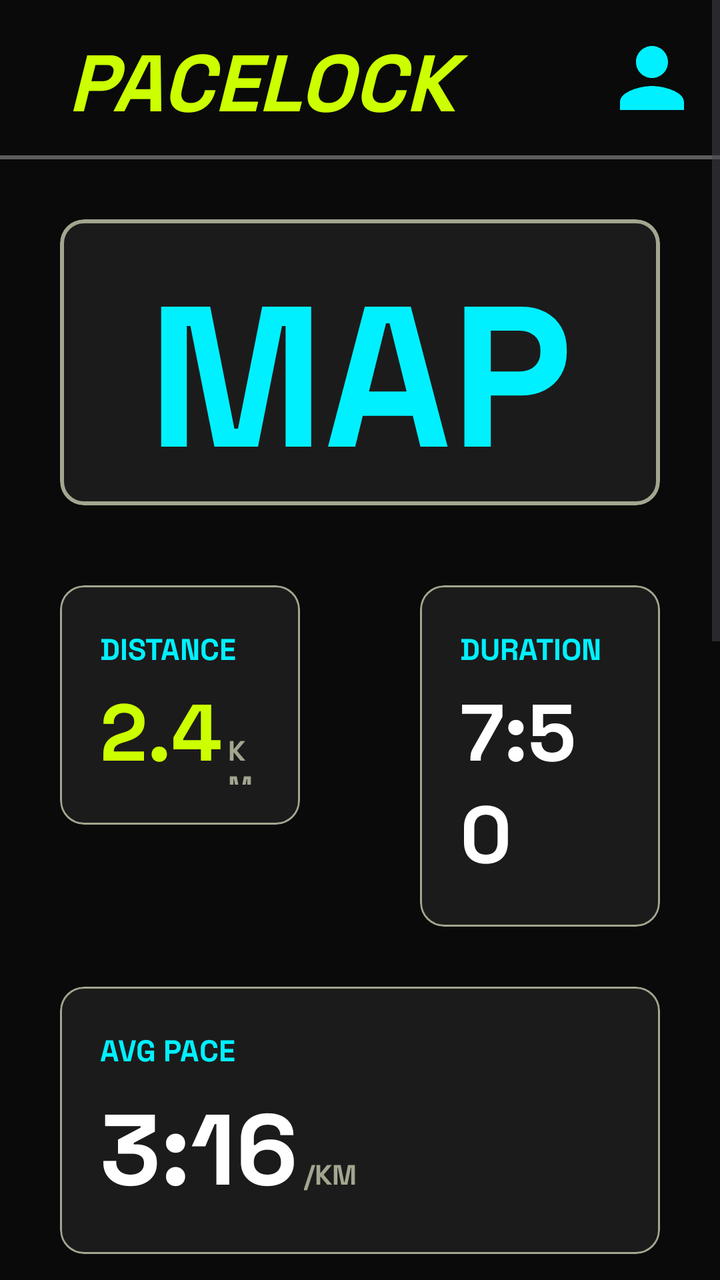
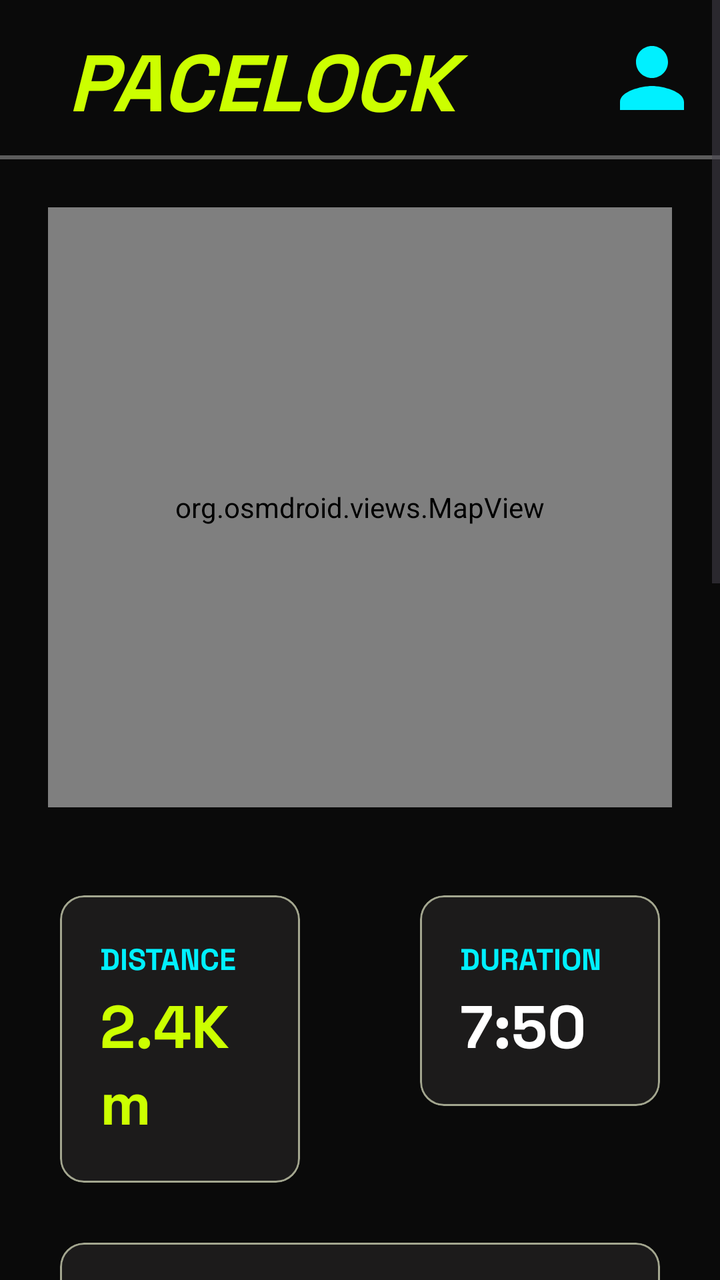

Screens rendered from an Android XML layout before and after an edit, with the pre-edit source and the edit as a unified diff.
<!-- AndroidManifest.xml: application theme Theme.PaceLock -->
<!-- res/layout/fragment_stats.xml -->
<?xml version="1.0" encoding="utf-8"?>
<FrameLayout xmlns:android="http://schemas.android.com/apk/res/android"
    xmlns:tools="http://schemas.android.com/tools"
    android:layout_width="match_parent"
    android:layout_height="match_parent"
    xmlns:app="http://schemas.android.com/apk/res-auto"
    tools:context=".Stats.StatsFragment">

    <LinearLayout
        android:layout_width="match_parent"
        android:layout_height="match_parent"
        android:orientation="vertical"
        android:background="@color/neutral">

        <ScrollView
            android:layout_width="match_parent"
            android:layout_height="match_parent">


            <LinearLayout
                android:layout_width="match_parent"
                android:layout_height="match_parent"
                android:orientation="vertical">

                <LinearLayout
                    android:layout_width="match_parent"
                    android:layout_height="wrap_content"
                    android:layout_margin="10dp">

                    <TextView
                        android:layout_width="0dp"
                        android:layout_height="wrap_content"
                        android:layout_weight="1"
                        android:text="PACELOCK"
                        android:textColor="@color/primary"
                        android:fontFamily="@font/space"
                        android:textSize="40sp"
                        android:paddingStart="24dp"
                        android:textStyle="italic" />


                    <ImageView
                        android:layout_width="48dp"
                        android:layout_height="48dp"
                        android:layout_marginTop="5dp"
                        android:src="@drawable/ic_person"/>


                </LinearLayout>

                <View
                    android:layout_width="match_parent"
                    android:layout_height="2dp"
                    android:background="#5C5C5C"/>


                <com.google.android.material.card.MaterialCardView
                    android:layout_width="match_parent"
                    android:layout_height="wrap_content"
                    android:layout_marginHorizontal="30dp"
                    android:layout_marginTop="30dp"
                    app:strokeWidth="2dp"
                    app:strokeColor="@color/faded_primary"
                    android:backgroundTint="@color/card_bg"
                    android:id="@+id/map">

                    <TextView
                        android:layout_width="wrap_content"
                        android:layout_height="wrap_content"
                        android:layout_gravity="center"
                        android:text="MAP"
                        android:fontFamily="@font/space"
                        android:textSize="100dp"
                        android:textColor="@color/secondary"/>
                </com.google.android.material.card.MaterialCardView>


                <LinearLayout
                    android:layout_width="match_parent"
                    android:layout_height="wrap_content"
                    android:layout_marginTop="40dp"
                    android:orientation="horizontal">


                    <com.google.android.material.card.MaterialCardView
                        android:layout_width="0dp"
                        android:layout_height="wrap_content"
                        android:layout_weight="1"
                        android:layout_marginHorizontal="30dp"
                        app:strokeWidth="1dp"
                        android:backgroundTint="@color/card_bg"
                        app:strokeColor="@color/faded_primary">

                        <LinearLayout
                            android:layout_width="match_parent"
                            android:layout_height="match_parent"
                            android:padding="20dp"
                            android:orientation="vertical">

                            <TextView
                                android:layout_width="match_parent"
                                android:layout_height="wrap_content"
                                android:text="DISTANCE"
                                android:textSize="15dp"
                                android:fontFamily="@font/space"
                                android:textColor="@color/secondary"/>

                            <LinearLayout
                                android:layout_width="match_parent"
                                android:layout_height="wrap_content">

                                <TextView
                                    android:layout_width="wrap_content"
                                    android:layout_height="wrap_content"
                                    android:text="2.4"
                                    android:textColor="@color/primary"
                                    android:fontFamily="@font/space"
                                    android:textSize="40dp"/>

                                <TextView
                                    android:layout_width="wrap_content"
                                    android:layout_height="wrap_content"
                                    android:text="KM"
                                    android:textColor="@color/faded_primary"
                                    android:fontFamily="@font/space"
                                    android:paddingStart="3dp"/>


                            </LinearLayout>

                        </LinearLayout>
                    </com.google.android.material.card.MaterialCardView>

                    <com.google.android.material.card.MaterialCardView
                        android:layout_width="0dp"
                        android:layout_height="wrap_content"
                        android:layout_weight="1"
                        android:layout_marginHorizontal="30dp"
                        app:strokeWidth="1dp"
                        android:backgroundTint="@color/card_bg"
                        app:strokeColor="@color/faded_primary">

                        <LinearLayout
                            android:layout_width="match_parent"
                            android:layout_height="match_parent"
                            android:padding="20dp"
                            android:orientation="vertical">

                            <TextView
                                android:layout_width="wrap_content"
                                android:layout_height="wrap_content"
                                android:text="DURATION"
                                android:textSize="15dp"
                                android:fontFamily="@font/space"
                                android:textColor="@color/secondary"/>


                                <TextView
                                    android:layout_width="wrap_content"
                                    android:layout_height="wrap_content"
                                    android:text="7:50"
                                    android:textColor="@color/tertiary"
                                    android:fontFamily="@font/space"
                                    android:textSize="40dp"/>

                        </LinearLayout>
                    </com.google.android.material.card.MaterialCardView>


                </LinearLayout>


                <com.google.android.material.card.MaterialCardView
                android:layout_width="match_parent"
                android:layout_height="wrap_content"
                android:layout_marginHorizontal="30dp"
                    android:layout_marginTop="30dp"
                app:strokeWidth="1dp"
                android:backgroundTint="@color/card_bg"
                app:strokeColor="@color/faded_primary">

                <LinearLayout
                    android:layout_width="match_parent"
                    android:layout_height="match_parent"
                    android:padding="20dp"
                    android:orientation="vertical">

                    <TextView
                        android:layout_width="match_parent"
                        android:layout_height="wrap_content"
                        android:text="AVG PACE"
                        android:textSize="15dp"
                        android:fontFamily="@font/space"
                        android:textColor="@color/secondary"/>

                    <LinearLayout
                        android:layout_width="match_parent"
                        android:layout_height="wrap_content">

                        <TextView
                            android:layout_width="wrap_content"
                            android:layout_height="wrap_content"
                            android:text="3:16"
                            android:textColor="@color/tertiary"
                            android:fontFamily="@font/space"
                            android:textSize="50dp"/>

                        <TextView
                            android:layout_width="wrap_content"
                            android:layout_height="wrap_content"
                            android:text="/KM"
                            android:textColor="@color/faded_primary"
                            android:fontFamily="@font/space"
                            android:paddingStart="3dp"/>


                    </LinearLayout>

                </LinearLayout>
            </com.google.android.material.card.MaterialCardView>

                <com.google.android.material.card.MaterialCardView
                    android:layout_width="match_parent"
                    android:layout_height="wrap_content"
                    android:layout_marginHorizontal="30dp"
                    android:layout_marginTop="30dp"
                    app:strokeWidth="2dp"
                    app:strokeColor="@color/faded_primary"
                    android:backgroundTint="@color/card_bg"
                    android:id="@+id/chart">

                    <TextView
                        android:layout_width="wrap_content"
                        android:layout_height="wrap_content"
                        android:layout_gravity="center"
                        android:text="CHART"
                        android:fontFamily="@font/space"
                        android:textSize="100dp"
                        android:textColor="@color/secondary"/>
                </com.google.android.material.card.MaterialCardView>


                <TextView
                    android:layout_width="match_parent"
                    android:layout_height="wrap_content"
                    android:text="KM Splits"
                    android:fontFamily="@font/space"
                    android:textColor="@color/faded_primary"
                    android:paddingStart="30dp"
                    android:layout_marginTop="20dp"
                    android:letterSpacing="0.15"/>

                <com.google.android.material.card.MaterialCardView
                    android:layout_width="match_parent"
                    android:layout_height="wrap_content"
                    android:layout_marginHorizontal="30dp"
                    android:layout_marginTop="30dp"
                    app:strokeWidth="2dp"
                    app:strokeColor="@color/faded_primary"
                    android:backgroundTint="@color/card_bg"
                    android:id="@+id/recycler">

                    <TextView
                        android:layout_width="wrap_content"
                        android:layout_height="wrap_content"
                        android:layout_gravity="center"
                        android:text="RECYCLER VIEW"
                        android:fontFamily="@font/space"
                        android:textSize="70dp"
                        android:textColor="@color/secondary"/>
                </com.google.android.material.card.MaterialCardView>


            </LinearLayout>
        </ScrollView>
    </LinearLayout>

</FrameLayout>
<!-- resources referenced by this layout -->
<resources>
  <color name="card_bg">#1C1B1B</color>
  <color name="faded_primary">#A3A68F</color>
  <color name="neutral">#0A0A0A</color>
  <color name="primary">#CCFF00</color>
  <color name="secondary">#00F0FF</color>
  <color name="tertiary">#FFFFFF</color>
  <!-- drawable ic_person (drawable) -->
  <?xml version="1.0" encoding="utf-8"?>
  <vector xmlns:android="http://schemas.android.com/apk/res/android" android:height="24dp" android:tint="@color/secondary" android:viewportHeight="24" android:viewportWidth="24" android:width="24dp">
  
      <path android:fillColor="@color/tertiary" android:pathData="M12,12c2.21,0 4,-1.79 4,-4s-1.79,-4 -4,-4 -4,1.79 -4,4 1.79,4 4,4zM12,14c-2.67,0 -8,1.34 -8,4v2h16v-2c0,-2.66 -5.33,-4 -8,-4z"/>
  
  </vector>
  <style name="Theme.PaceLock" parent="Base.Theme.PaceLock" />
  <style name="Base.Theme.PaceLock" parent="Theme.Material3.DayNight.NoActionBar">
          
          
      </style>
</resources>

<!-- the commit's change to res/layout/fragment_stats.xml (unified diff, before → after) -->
@@ -54,31 +54,17 @@
                     android:background="#5C5C5C"/>
 
 
-                <com.google.android.material.card.MaterialCardView
-                    android:layout_width="match_parent"
-                    android:layout_height="wrap_content"
-                    android:layout_marginHorizontal="30dp"
-                    android:layout_marginTop="30dp"
-                    app:strokeWidth="2dp"
-                    app:strokeColor="@color/faded_primary"
-                    android:backgroundTint="@color/card_bg"
-                    android:id="@+id/map">
-
-                    <TextView
-                        android:layout_width="wrap_content"
-                        android:layout_height="wrap_content"
-                        android:layout_gravity="center"
-                        android:text="MAP"
-                        android:fontFamily="@font/space"
-                        android:textSize="100dp"
-                        android:textColor="@color/secondary"/>
-                </com.google.android.material.card.MaterialCardView>
+                <org.osmdroid.views.MapView
+                    android:id="@+id/statsMapView"
+                    android:layout_width="match_parent"
+                    android:layout_height="300dp"
+                    android:layout_margin="24dp" />
 
 
                 <LinearLayout
                     android:layout_width="match_parent"
                     android:layout_height="wrap_content"
-                    android:layout_marginTop="40dp"
+                    android:layout_marginTop="20dp"
                     android:orientation="horizontal">
 
 
@@ -112,18 +98,12 @@
                                 <TextView
                                     android:layout_width="wrap_content"
                                     android:layout_height="wrap_content"
-                                    android:text="2.4"
+                                    android:text="2.4Km"
+                                    android:id="@+id/tvDistance"
                                     android:textColor="@color/primary"
                                     android:fontFamily="@font/space"
-                                    android:textSize="40dp"/>
-
-                                <TextView
-                                    android:layout_width="wrap_content"
-                                    android:layout_height="wrap_content"
-                                    android:text="KM"
-                                    android:textColor="@color/faded_primary"
-                                    android:fontFamily="@font/space"
-                                    android:paddingStart="3dp"/>
+                                    android:textSize="30dp"/>
+
 
 
                             </LinearLayout>
@@ -159,9 +139,10 @@
                                     android:layout_width="wrap_content"
                                     android:layout_height="wrap_content"
                                     android:text="7:50"
+                                    android:id="@+id/tvTime"
                                     android:textColor="@color/tertiary"
                                     android:fontFamily="@font/space"
-                                    android:textSize="40dp"/>
+                                    android:textSize="30dp"/>
 
                         </LinearLayout>
                     </com.google.android.material.card.MaterialCardView>
@@ -201,6 +182,7 @@
                             android:layout_width="wrap_content"
                             android:layout_height="wrap_content"
                             android:text="3:16"
+                            android:id="@+id/tvPace"
                             android:textColor="@color/tertiary"
                             android:fontFamily="@font/space"
                             android:textSize="50dp"/>
